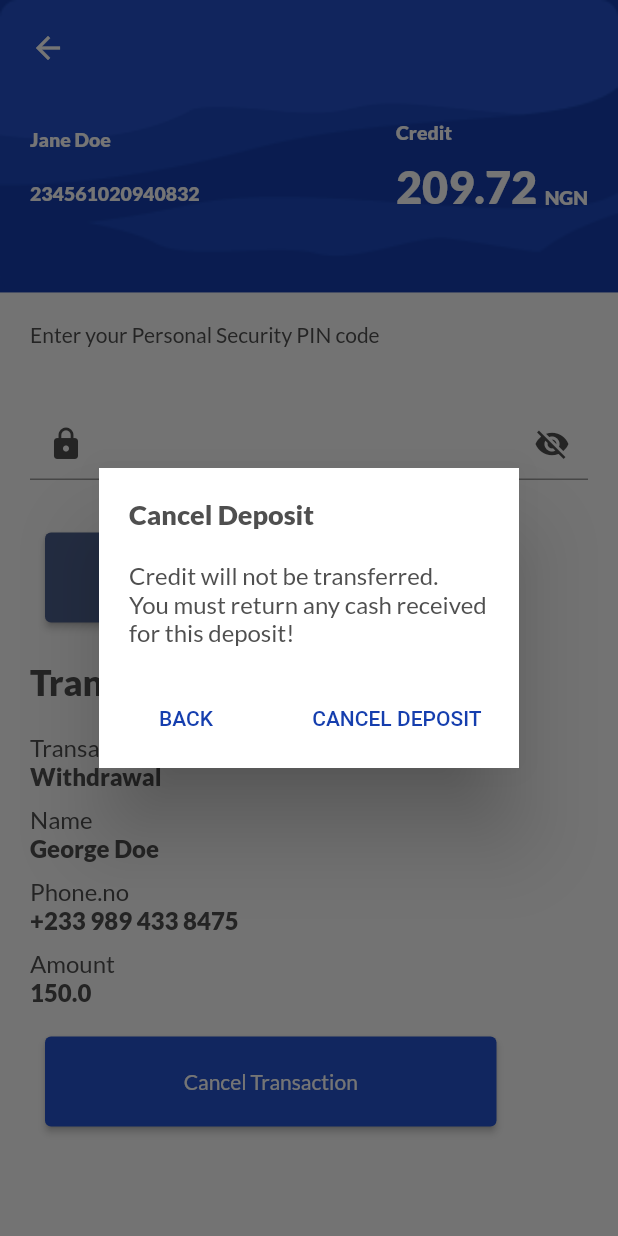
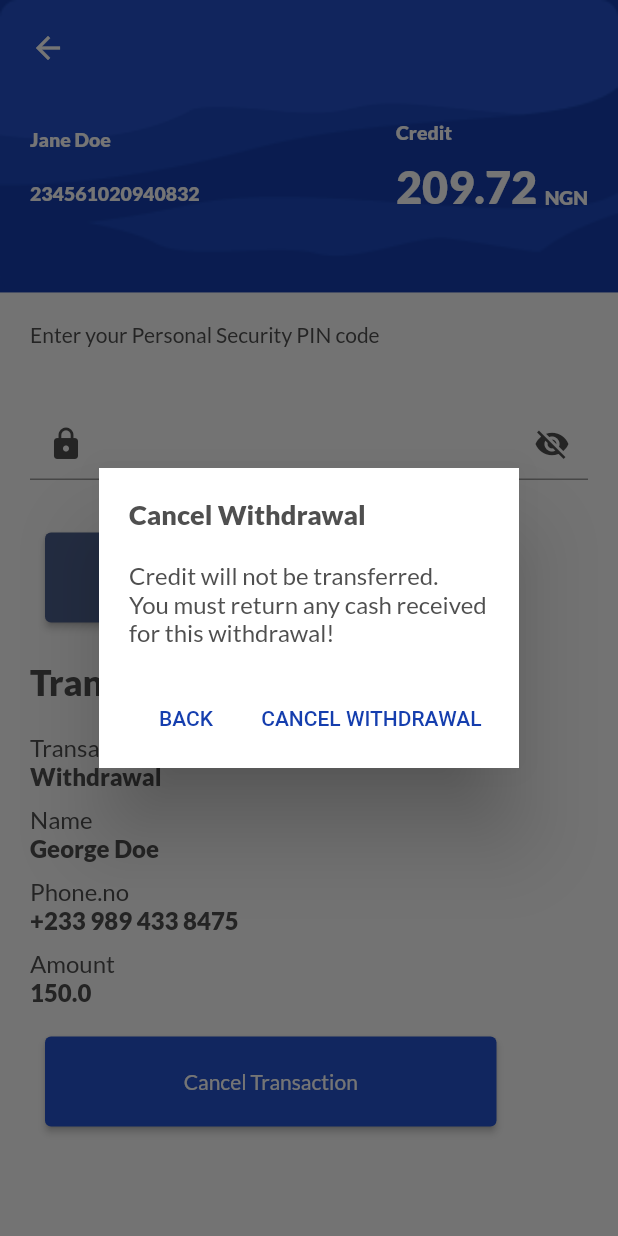
Before and after one commit to sobuur0/super_agent_with_flutter, a Flutter app: the WithdrawalTransactionsPage screen opened directly, after a tap on "Cancel Transaction", on a phone screen of 412 x 824 dp. Run offline on Flutter 3.47's test engine with Material 2 defaults, Android fonts, the phone set to English and light mode, and no system bars; our stand-ins replace google_fonts.

Commit message:
refactor for clean code

```diff
--- a/lib/presentation/pages/deposit_transactions_page.dart
+++ b/lib/presentation/pages/deposit_transactions_page.dart
@@ -2,7 +2,7 @@ import 'package:flutter/material.dart';
 import 'package:flutter/cupertino.dart';
 import 'package:super_agent_with_flutter/constants/app_styles.dart';
 import 'package:super_agent_with_flutter/presentation/pages/deposit_successful_page.dart';
-import 'package:super_agent_with_flutter/presentation/widgets/cancel_deposit_dialog.dart';
+import 'package:super_agent_with_flutter/presentation/widgets/cancel_transaction_dialog.dart';
 import 'package:super_agent_with_flutter/presentation/widgets/user_details_card.dart';
 import 'package:super_agent_with_flutter/presentation/widgets/widget_action_button.dart';
 
@@ -188,7 +188,12 @@ class _DepositTransactionsPageState extends State<DepositTransactionsPage> {
                   onTap: () {
                     showDialog(
                       context: context,
-                      builder: (BuildContext context) => CancelDepositDialog(),
+                      builder: (BuildContext context) => CancelTransactionDialog(
+                        title: 'Cancel Deposit',
+                        dialogDesc:
+                            'Credit will not be transferred.\nYou must return any cash received \nfor this deposit!',
+                        cancelText: 'CANCEL DEPOSIT',
+                      ),
                     );
                   },
                   buttonColor: Color(0xFF2553CF),
--- a/lib/presentation/pages/withdrawal_transactions_page.dart
+++ b/lib/presentation/pages/withdrawal_transactions_page.dart
@@ -1,20 +1,20 @@
 import 'package:flutter/cupertino.dart';
 import 'package:flutter/material.dart';
 import 'package:super_agent_with_flutter/constants/app_styles.dart';
-import 'package:super_agent_with_flutter/presentation/widgets/cancel_deposit_dialog.dart';
+import 'package:super_agent_with_flutter/presentation/widgets/cancel_transaction_dialog.dart';
 import 'package:super_agent_with_flutter/presentation/widgets/user_details_card.dart';
 import 'package:super_agent_with_flutter/presentation/widgets/widget_action_button.dart';
-
-import 'deposit_successful_page.dart';
 
 class WithdrawalTransactionsPage extends StatefulWidget {
   const WithdrawalTransactionsPage({Key? key}) : super(key: key);
 
   @override
-  _WithdrawalTransactionsPageState createState() => _WithdrawalTransactionsPageState();
+  _WithdrawalTransactionsPageState createState() =>
+      _WithdrawalTransactionsPageState();
 }
 
-class _WithdrawalTransactionsPageState extends State<WithdrawalTransactionsPage> {
+class _WithdrawalTransactionsPageState
+    extends State<WithdrawalTransactionsPage> {
   late bool _passwordVisible;
 
   @override
@@ -188,7 +188,12 @@ class _WithdrawalTransactionsPageState extends State<WithdrawalTransactionsPage>
                   onTap: () {
                     showDialog(
                       context: context,
-                      builder: (BuildContext context) => CancelDepositDialog(),
+                      builder: (BuildContext context) => CancelTransactionDialog(
+                        title: 'Cancel Withdrawal',
+                        dialogDesc:
+                            'Credit will not be transferred.\nYou must return any cash received \nfor this withdrawal! ',
+                        cancelText: 'CANCEL WITHDRAWAL',
+                      ),
                     );
                   },
                   buttonColor: Color(0xFF2553CF),
--- a/lib/presentation/widgets/cancel_deposit_dialog.dart
+++ b/lib/presentation/widgets/cancel_transaction_dialog.dart
@@ -2,15 +2,17 @@ import 'package:flutter/material.dart';
 import 'package:flutter/cupertino.dart';
 import 'package:super_agent_with_flutter/constants/app_styles.dart';
 
-class CancelDepositDialog extends StatefulWidget {
-  const CancelDepositDialog({Key? key}) : super(key: key);
+class CancelTransactionDialog extends StatelessWidget {
+  final String title;
+  final String dialogDesc;
+  final String cancelText;
 
-  @override
-  _CancelDepositDialogState createState() => _CancelDepositDialogState();
-}
+  CancelTransactionDialog({
+    required this.title,
+    required this.dialogDesc,
+    required this.cancelText,
+  });
 
-class _CancelDepositDialogState extends State<CancelDepositDialog> {
-  @override
   Widget build(BuildContext context) {
     return Dialog(
       child: Container(
@@ -26,7 +28,7 @@ class _CancelDepositDialogState extends State<CancelDepositDialog> {
                 vertical: 20,
               ),
               child: Text(
-                'Cancel Deposit',
+                title,
                 style: AppStyles.latoBold(
                   color: Color(0xFF4F4F4F),
                   size: 18,
@@ -38,7 +40,7 @@ class _CancelDepositDialogState extends State<CancelDepositDialog> {
                 horizontal: 20,
               ),
               child: Text(
-                'Credit will not be transferred.\nYou must return any cash received \nfor this deposit!',
+                dialogDesc,
                 style: AppStyles.latoRegular(
                   color: Color(0xFF4F4F4F),
                   size: 16,
@@ -57,7 +59,7 @@ class _CancelDepositDialogState extends State<CancelDepositDialog> {
                     ),
                   ),
                   Text(
-                    'CANCEL DEPOSIT',
+                    cancelText,
                     style: AppStyles.robotoMedium(
                       color: Color(0xFF153EAE),
                     ),
```
